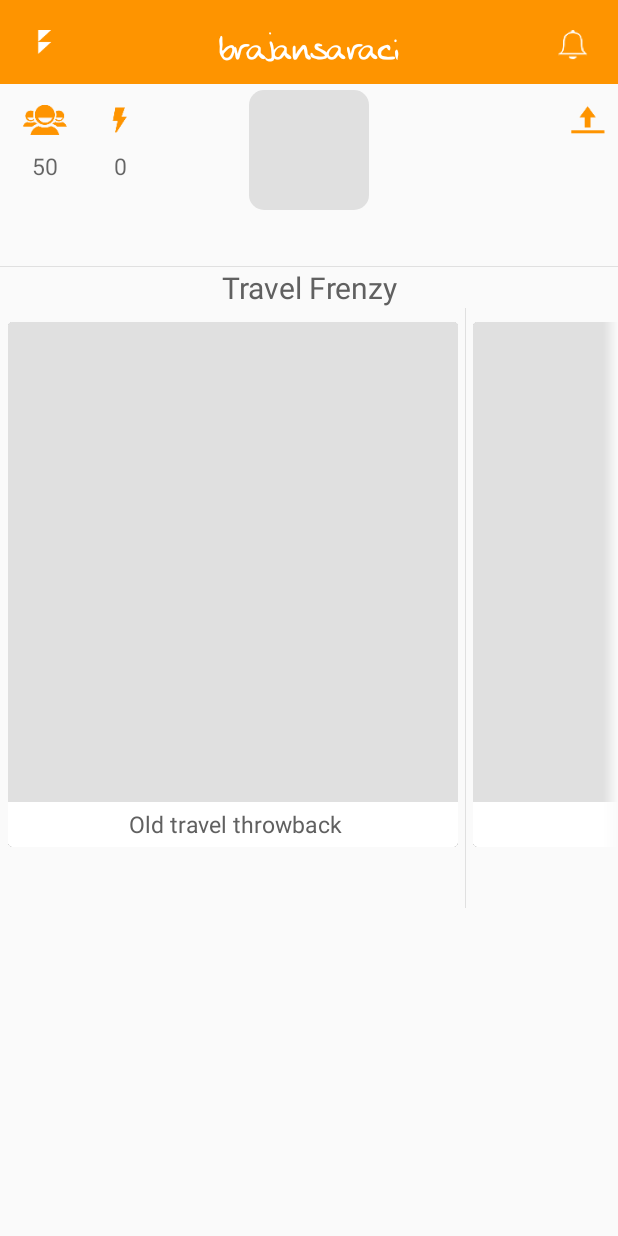
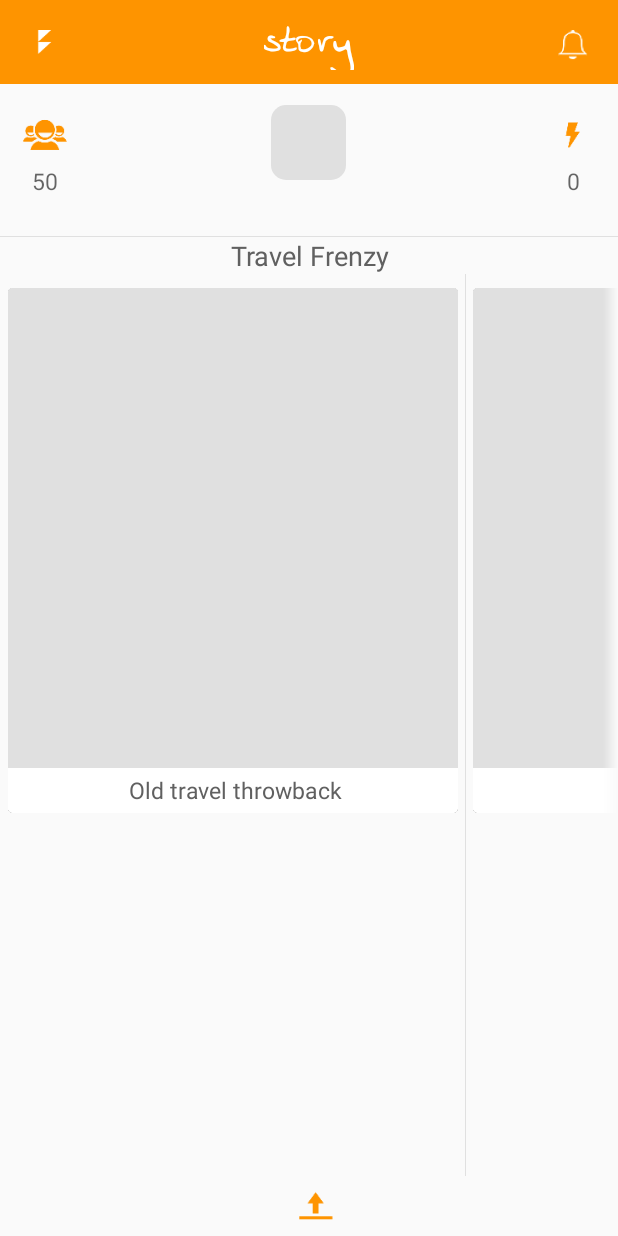
Before and after one commit to Blitzone/Blitz, an Android app: the Profile screen opened directly, with no data from a screen before it, on a phone screen of 412 x 824 dp. Run offline under Robolectric (Android 15) with nearby library versions, the light colour scheme and no system bars; network calls fail.

Commit message:
profile updated

```diff
--- a/app/src/main/java/com/example/bsaraci/blitzone/Blitzone.java
+++ b/app/src/main/java/com/example/bsaraci/blitzone/Blitzone.java
@@ -76,7 +76,6 @@ public class Blitzone extends AppCompatActivity
     public void enableBlitz()
     {
         ImageButton button = (ImageButton)findViewById(R.id.blitzButton);
-        button.setFocusable(true);
     }
 
 
--- a/app/src/main/java/com/example/bsaraci/blitzone/SignUp.java
+++ b/app/src/main/java/com/example/bsaraci/blitzone/SignUp.java
@@ -67,7 +67,6 @@ public class SignUp extends AppCompatActivity {
                 @Override
                 public void onResponse(JSONObject response)
                 {
-                    spinnerStop();
                     try {
                         if (response.get("statusCode").equals(HttpURLConnection.HTTP_CREATED))
                         {
@@ -245,7 +244,7 @@ public class SignUp extends AppCompatActivity {
             @Override
             protected Void doInBackground(Void... arg0) {
                 try {
-                    Thread.sleep(300);
+                    Thread.sleep(2000);
                 } catch (InterruptedException e) {
                     // TODO Auto-generated catch block
                     e.printStackTrace();
--- a/app/src/main/res/layout/notifications_main.xml
+++ b/app/src/main/res/layout/notifications_main.xml
@@ -14,9 +14,8 @@
         android:textSize="25sp"
         android:id="@+id/notifications_toolbar_title"
         android:textColor="@color/white"
-        android:layout_alignParentTop="true"
-        android:layout_centerHorizontal="true"
-        android:layout_marginTop="15dp"/>
+        android:layout_alignTop="@+id/profile_from_notifications"
+        android:layout_centerHorizontal="true" />
 
     <ImageButton
         android:layout_width="40dp"
--- a/app/src/main/res/layout/profile_main.xml
+++ b/app/src/main/res/layout/profile_main.xml
@@ -19,9 +19,8 @@
         android:textSize="25sp"
         android:id="@+id/profile_toolbar_title"
         android:textColor="@color/white"
-        android:layout_alignParentTop="true"
-        android:layout_centerHorizontal="true"
-        android:layout_marginTop="15dp"/>
+        android:layout_alignTop="@+id/blitzone_from_profile"
+        android:layout_centerHorizontal="true" />
 
     <ImageButton
         android:layout_width="40dp"
@@ -48,23 +47,24 @@
         android:layout_margin="10dp"/>
 
     <ImageView
-        android:layout_width="80dp"
-        android:layout_height="80dp"
+        android:layout_width="50dp"
+        android:layout_height="50dp"
         android:id="@+id/profile_picture"
         android:background="@drawable/rounded_lightgray_button"
+        android:scaleType="center"
+        android:onClick="profilePictureCallback"
         android:layout_below="@+id/notifications_from_profile"
         android:layout_centerHorizontal="true"
-        android:scaleType="center"
-        android:onClick="profilePictureCallback"/>
+        android:layout_marginTop="10dp"/>
 
     <ImageView
         android:layout_width="40dp"
         android:layout_height="40dp"
         android:background="@mipmap/ic_orange_blitz"
         android:id="@+id/blitz_won"
-        android:layout_alignTop="@+id/followers"
-        android:layout_toRightOf="@+id/blitzone_from_profile"
-        android:layout_toEndOf="@+id/blitzone_from_profile" />
+        android:layout_alignTop="@+id/profile_picture"
+        android:layout_alignLeft="@+id/notifications_from_profile"
+        android:layout_alignStart="@+id/notifications_from_profile" />
 
     <ImageView
         android:layout_width="40dp"
@@ -105,9 +105,9 @@
         android:background="@mipmap/ic_disconnect"
         android:id="@+id/disconnect"
         android:onClick="disconnectCallback"
-        android:layout_alignTop="@+id/profile_picture"
-        android:layout_alignParentRight="true"
-        android:layout_alignParentEnd="true" />
+        android:layout_alignParentBottom="true"
+        android:layout_alignRight="@+id/profile_picture"
+        android:layout_alignEnd="@+id/profile_picture" />
 
 
     <View style="@style/Divider"
@@ -124,7 +124,7 @@
         android:text="@string/theBigChapter_profile"
         android:textColor="@color/boldGray"
         android:gravity="center"
-        android:textSize="20sp"
+        android:textSize="18sp"
         android:id="@+id/global_challenge"
         android:layout_below="@+id/divider1"
         android:layout_alignParentLeft="true"
@@ -141,8 +141,9 @@
         android:fadingEdgeLength="10dp"
         android:requiresFadingEdge="horizontal"
         android:layout_gravity="center"
-        android:layout_below="@+id/global_challenge"
+        android:layout_above="@+id/disconnect"
         android:layout_alignParentLeft="true"
-        android:layout_alignParentStart="true" />
+        android:layout_alignParentStart="true"
+        android:layout_below="@+id/global_challenge" />
 
 </RelativeLayout>
--- a/app/src/main/res/layout/search_main.xml
+++ b/app/src/main/res/layout/search_main.xml
@@ -14,9 +14,8 @@
         android:textSize="25sp"
         android:id="@+id/search_toolbar_title"
         android:textColor="@color/white"
-        android:layout_alignParentTop="true"
-        android:layout_centerHorizontal="true"
-        android:layout_marginTop="15dp"/>
+        android:layout_alignTop="@+id/blitzone_from_search"
+        android:layout_centerHorizontal="true" />
 
     <ImageButton
         android:layout_width="40dp"
--- a/app/src/main/res/values/strings.xml
+++ b/app/src/main/res/values/strings.xml
@@ -33,7 +33,7 @@
     <!--*****************************************************************************-->
 
     <!-- PROFILE -->
-    <string name="toolbar_title_profile">brajansaraci</string>
+    <string name="toolbar_title_profile">story</string>
     <string name="points_profile">0</string>
     <string name="followers_profile">50</string>
     <string name="textBelow_hlv">Test</string>
```
Also changed, not shown: app/src/main/java/com/example/bsaraci/blitzone/Profile.java (+10 -1 lines), app/src/main/res/layout/blitzone_view_content.xml (+5 -6 lines).
